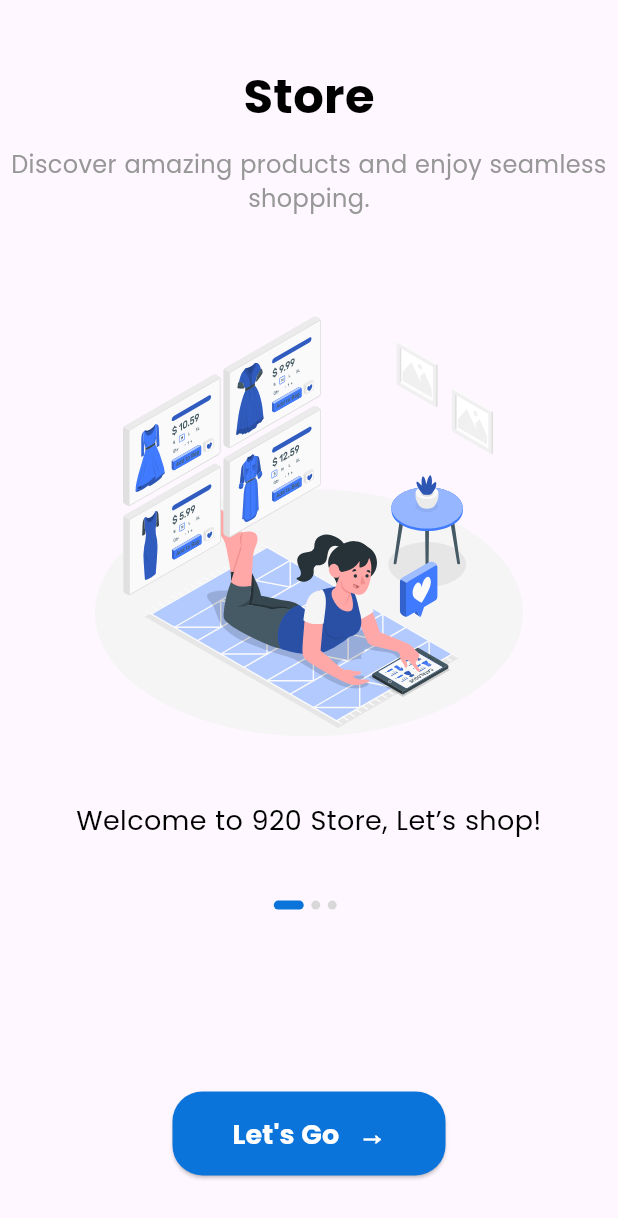
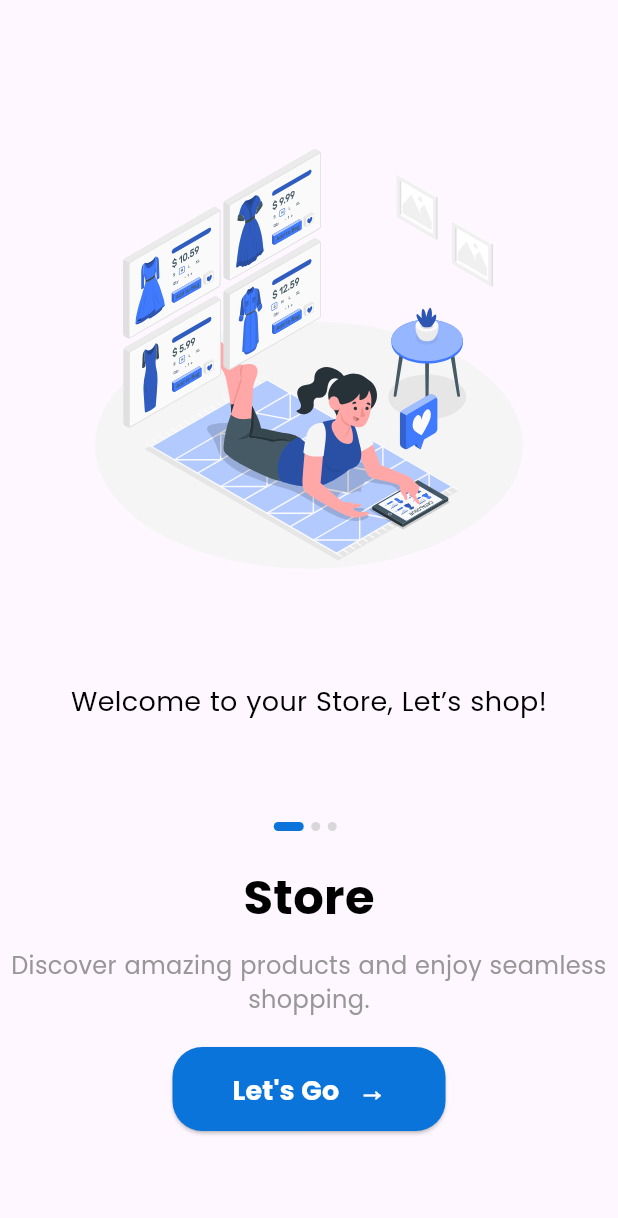
Before and after one commit to 920anish/store, a Flutter app: the screen it shows after launch, on a phone screen of 412 x 824 dp. Shown: the top 1218 px of the screen. Run offline on Flutter 3.47's test engine with Material 3 defaults, Android fonts, the phone set to English and light mode, and no system bars; our stand-ins replace flutter_svg.

Commit message:
updated UI | UX

```diff
--- a/lib/screens/welcome/welcome_content.dart
+++ b/lib/screens/welcome/welcome_content.dart
@@ -34,6 +34,7 @@ class WelcomeContent extends StatelessWidget {
             ),
           ),
         ),
+        const Spacer(),
       ],
     );
   }
--- a/lib/screens/welcome/welcome_screen.dart
+++ b/lib/screens/welcome/welcome_screen.dart
@@ -11,9 +11,11 @@ class WelcomeScreen extends StatefulWidget {
 
 class _WelcomeScreenState extends State<WelcomeScreen> {
   int currentPage = 0;
+  final PageController _pageController = PageController(initialPage: 0);
+
   final List<Map<String, String>> welcomeData = [
     {
-      "text": "Welcome to 920 Store, Let’s shop!",
+      "text": "Welcome to your Store, Let’s shop!",
       "image": "assets/welcome_1.svg"
     },
     {
@@ -34,18 +36,11 @@ class _WelcomeScreenState extends State<WelcomeScreen> {
           width: double.infinity,
           child: Column(
             children: <Widget>[
-              const SizedBox(height: 40), // Space from the top
-              const Text('Store', style: headingStyle),
-              const SizedBox(height: 10),
-              const Text(
-                'Discover amazing products and enjoy seamless shopping.',
-                style: kSubtitleTextStyle,
-                textAlign: TextAlign.center,
-              ),
-              const SizedBox(height: 20),
+              const SizedBox(height: 20), // Space from the top
               Expanded(
                 flex: 3,
                 child: PageView.builder(
+                  controller: _pageController,
                   onPageChanged: (value) {
                     setState(() {
                       currentPage = value;
@@ -58,13 +53,6 @@ class _WelcomeScreenState extends State<WelcomeScreen> {
                   ),
                 ),
               ),
-              Expanded(
-                flex: 2,
-                child: Padding(
-                  padding: const EdgeInsets.symmetric(horizontal: 20),
-                  child: Column(
-                    children: <Widget>[
-                      const Spacer(),
               Row(
                 mainAxisAlignment: MainAxisAlignment.center,
                 children: List.generate(
@@ -72,7 +60,15 @@ class _WelcomeScreenState extends State<WelcomeScreen> {
                       (index) => buildDot(index),
                 ),
               ),
-                      const Spacer(flex: 3),
+              const SizedBox(height: 20),
+              const Text('Store', style: headingStyle),
+              const SizedBox(height: 10),
+              const Text(
+                'Discover amazing products and enjoy seamless shopping.',
+                style: kSubtitleTextStyle,
+                textAlign: TextAlign.center,
+              ),
+              const SizedBox(height: 20),
               ElevatedButton(
                 onPressed: () {
                   // Implement navigation to the next screen
@@ -86,11 +82,7 @@ class _WelcomeScreenState extends State<WelcomeScreen> {
                 ),
                 child: const Text('Let\'s Go   →', style: kButtonTextStyle),
               ),
-                      const Spacer(),
-                    ],
-                  ),
-                ),
-              ),
+              const SizedBox(height: 70),
             ],
           ),
         ),
```
Lines whose indentation alone changed are shown as unchanged.
